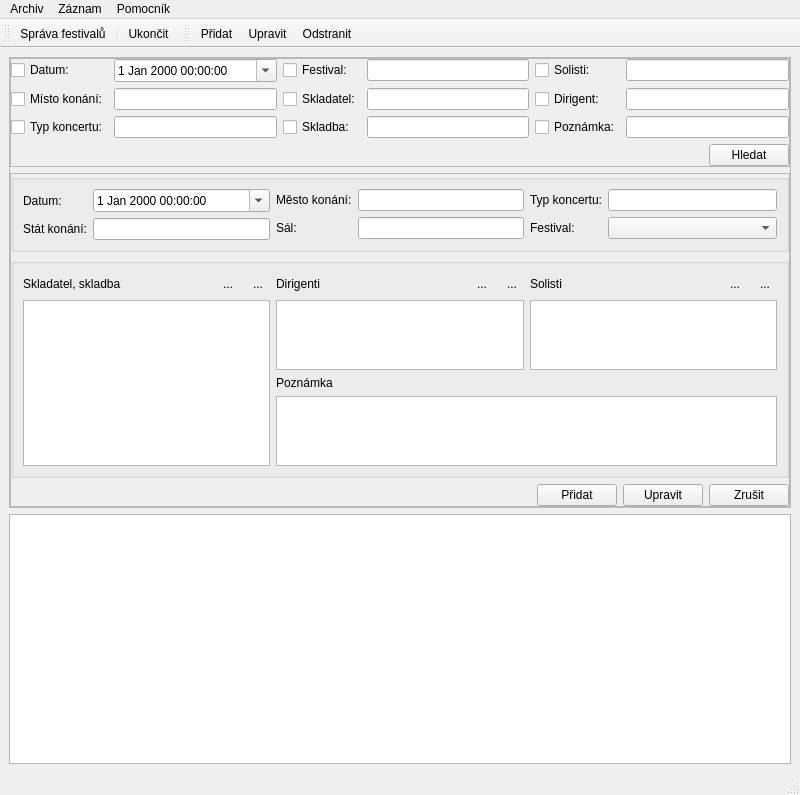
Qt form mainform.ui (osense/fb-archive) before a commit.
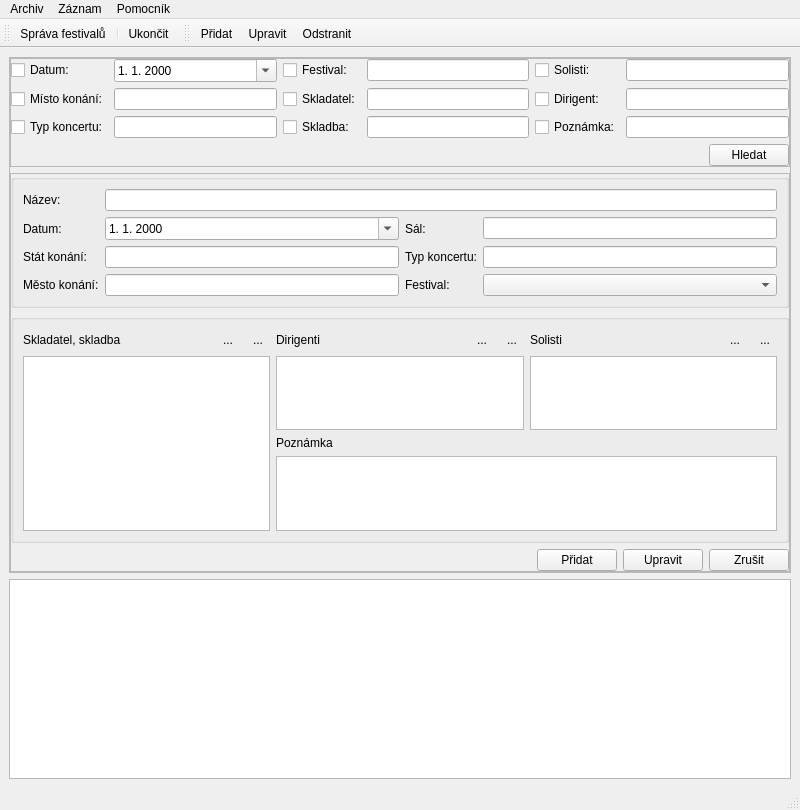
The same form after that commit. Icons and pictures are not drawn.

Patch:
```diff
--- a/mainform.ui
+++ b/mainform.ui
@@ -7,7 +7,7 @@
     <x>0</x>
     <y>0</y>
     <width>800</width>
-    <height>656</height>
+    <height>810</height>
    </rect>
   </property>
   <property name="windowTitle">
@@ -72,6 +72,9 @@
           </item>
           <item row="0" column="1">
            <widget class="QDateTimeEdit" name="dateTimeEdit_2">
+            <property name="displayFormat">
+             <string>d. M. yyyy</string>
+            </property>
             <property name="calendarPopup">
              <bool>true</bool>
             </property>
@@ -220,79 +223,84 @@
             <property name="title">
              <string/>
             </property>
-            <layout class="QGridLayout" name="gridLayout_8">
+            <layout class="QGridLayout" name="gridLayout_5">
              <item row="0" column="0">
               <layout class="QGridLayout" name="gridLayout">
                <item row="0" column="0">
+                <widget class="QLabel" name="label_11">
+                 <property name="text">
+                  <string>Název:</string>
+                 </property>
+                </widget>
+               </item>
+               <item row="0" column="1" colspan="3">
+                <widget class="QLineEdit" name="edit_name"/>
+               </item>
+               <item row="1" column="0">
                 <widget class="QLabel" name="label">
                  <property name="text">
                   <string>Datum:</string>
                  </property>
                 </widget>
                </item>
-               <item row="0" column="1">
+               <item row="1" column="1">
                 <widget class="QDateTimeEdit" name="edit_date">
+                 <property name="displayFormat">
+                  <string>d. M. yyyy</string>
+                 </property>
                  <property name="calendarPopup">
                   <bool>true</bool>
                  </property>
                 </widget>
                </item>
-               <item row="1" column="0">
-                <widget class="QLabel" name="label_2">
-                 <property name="text">
-                  <string>Stát konání:</string>
-                 </property>
-                </widget>
-               </item>
-               <item row="1" column="1">
-                <widget class="QLineEdit" name="edit_state"/>
-               </item>
-              </layout>
-             </item>
-             <item row="0" column="1">
-              <layout class="QGridLayout" name="gridLayout_5">
-               <item row="0" column="0">
-                <widget class="QLabel" name="label_3">
-                 <property name="text">
-                  <string>Město konání:</string>
-                 </property>
-                </widget>
-               </item>
-               <item row="0" column="1">
-                <widget class="QLineEdit" name="edit_city"/>
-               </item>
-               <item row="1" column="0">
+               <item row="1" column="2">
                 <widget class="QLabel" name="label_5">
                  <property name="text">
                   <string>Sál:</string>
                  </property>
                 </widget>
                </item>
-               <item row="1" column="1">
+               <item row="1" column="3">
                 <widget class="QLineEdit" name="edit_hall"/>
                </item>
-              </layout>
-             </item>
-             <item row="0" column="2">
-              <layout class="QGridLayout" name="gridLayout_7">
-               <item row="0" column="0">
+               <item row="2" column="0">
+                <widget class="QLabel" name="label_2">
+                 <property name="text">
+                  <string>Stát konání:</string>
+                 </property>
+                </widget>
+               </item>
+               <item row="2" column="1">
+                <widget class="QLineEdit" name="edit_state"/>
+               </item>
+               <item row="2" column="2">
                 <widget class="QLabel" name="label_4">
                  <property name="text">
                   <string>Typ koncertu:</string>
                  </property>
                 </widget>
                </item>
-               <item row="0" column="1">
+               <item row="2" column="3">
                 <widget class="QLineEdit" name="edit_type"/>
                </item>
-               <item row="1" column="0">
+               <item row="3" column="0">
+                <widget class="QLabel" name="label_3">
+                 <property name="text">
+                  <string>Město konání:</string>
+                 </property>
+                </widget>
+               </item>
+               <item row="3" column="1">
+                <widget class="QLineEdit" name="edit_city"/>
+               </item>
+               <item row="3" column="2">
                 <widget class="QLabel" name="label_9">
                  <property name="text">
                   <string>Festival:</string>
                  </property>
                 </widget>
                </item>
-               <item row="1" column="1">
+               <item row="3" column="3">
                 <widget class="QComboBox" name="cb_festival"/>
                </item>
               </layout>
@@ -533,7 +541,7 @@
       <property name="minimumSize">
        <size>
         <width>0</width>
-        <height>250</height>
+        <height>200</height>
        </size>
       </property>
       <property name="editTriggers">
```
Left out of the diff: 44 changed lines with no effect on the pictures.
